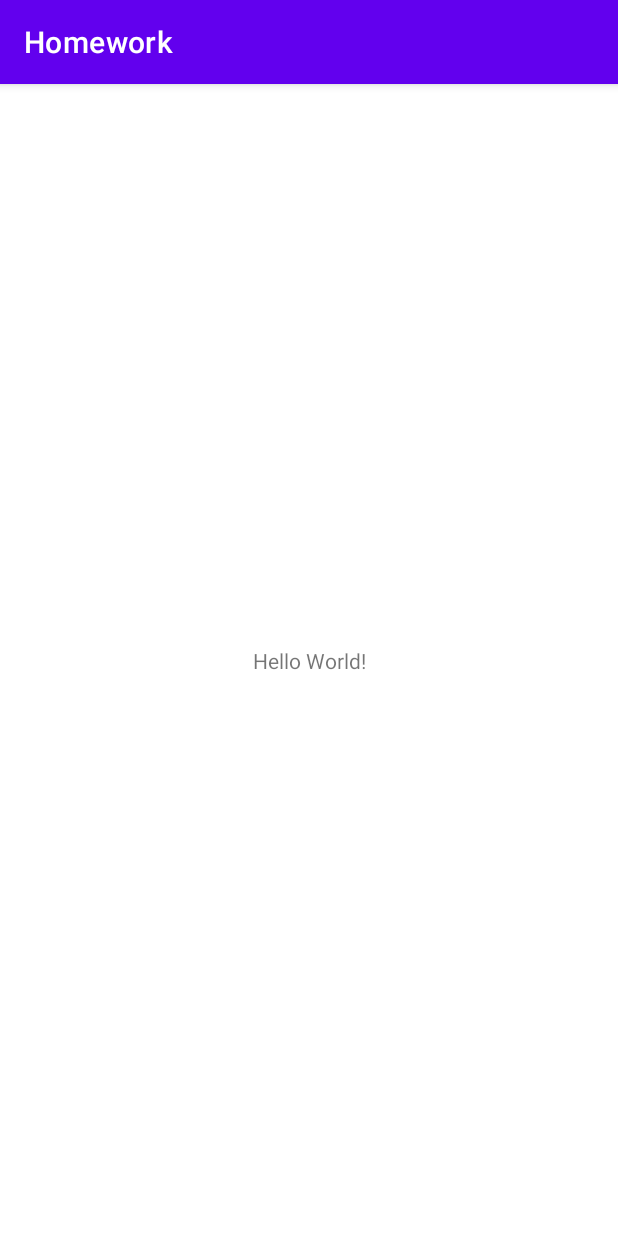
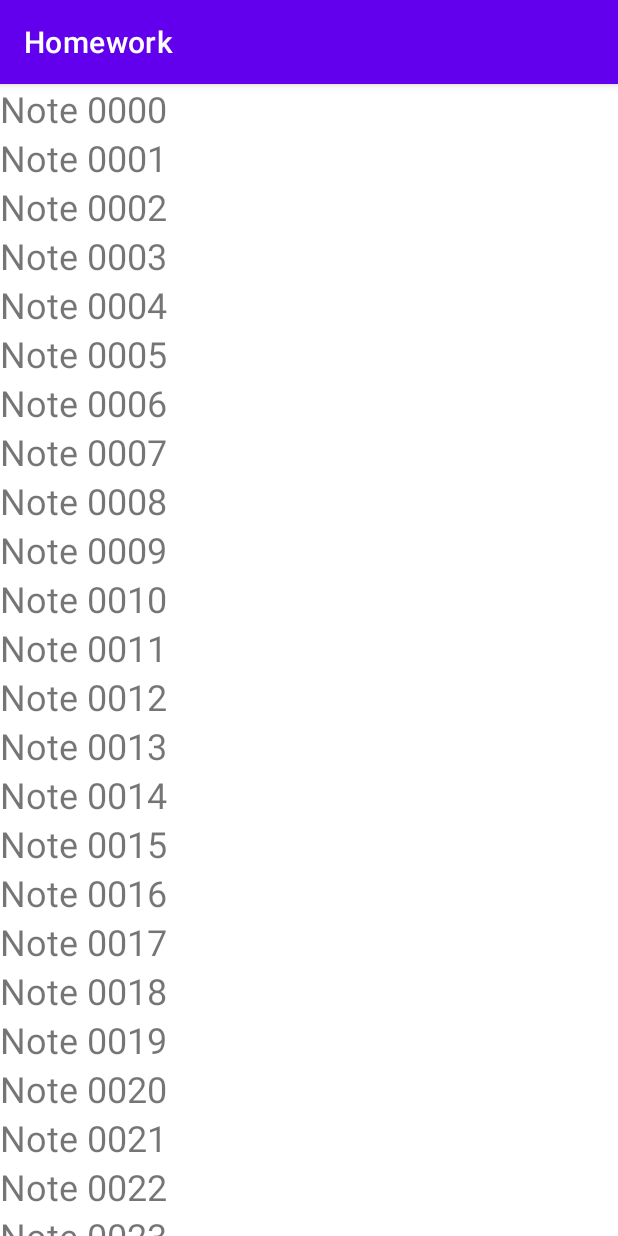
Before and after one commit to CyJimmy264/Android_Intro-Homework, an Android app: the screen it shows after launch (MainActivity), on a phone screen of 412 x 824 dp. Run offline under Robolectric (Android 15) with nearby library versions, the phone set to English and light mode, and no system bars.

Commit message:
Make NotesFragment with simple scrollable list of TextViews

```diff
--- a/app/src/main/AndroidManifest.xml
+++ b/app/src/main/AndroidManifest.xml
@@ -9,7 +9,7 @@
         android:roundIcon="@mipmap/ic_launcher_round"
         android:supportsRtl="true"
         android:theme="@style/Theme.Homework">
-        <activity android:name=".MainActivity">
+        <activity android:name=".ui.MainActivity">
             <intent-filter>
                 <action android:name="android.intent.action.MAIN" />
 
--- /dev/null
+++ b/app/src/main/java/ru/cj264/geekbrains/android_intro/homework/domain/Note.java
@@ -0,0 +1,9 @@
+package ru.cj264.geekbrains.android_intro.homework.domain;
+
+import java.time.LocalDateTime;
+
+public class Note {
+    public String title;
+    public String description;
+    public LocalDateTime creationDateTime;
+}
--- a/app/src/main/java/ru/cj264/geekbrains/android_intro/homework/MainActivity.java
+++ b/app/src/main/java/ru/cj264/geekbrains/android_intro/homework/ui/MainActivity.java
@@ -1,8 +1,10 @@
-package ru.cj264.geekbrains.android_intro.homework;
+package ru.cj264.geekbrains.android_intro.homework.ui;
 
 import androidx.appcompat.app.AppCompatActivity;
 
 import android.os.Bundle;
+
+import ru.cj264.geekbrains.android_intro.homework.R;
 
 public class MainActivity extends AppCompatActivity {
 
--- /dev/null
+++ b/app/src/main/java/ru/cj264/geekbrains/android_intro/homework/ui/NotesFragment.java
@@ -0,0 +1,95 @@
+package ru.cj264.geekbrains.android_intro.homework.ui;
+
+import android.content.res.Configuration;
+import android.os.Bundle;
+import android.util.TypedValue;
+import android.view.LayoutInflater;
+import android.view.View;
+import android.view.ViewGroup;
+import android.widget.LinearLayout;
+import android.widget.TextView;
+
+import androidx.fragment.app.Fragment;
+import androidx.annotation.NonNull;
+import androidx.annotation.Nullable;
+
+import java.util.Locale;
+
+import ru.cj264.geekbrains.android_intro.homework.R;
+import ru.cj264.geekbrains.android_intro.homework.domain.Note;
+
+public class NotesFragment extends Fragment {
+
+    public static final String STATE_CURRENT_NOTE = "CurrentNote";
+    private Note currentNote;
+    private boolean isLandscape;
+
+    @Nullable
+    @Override
+    public View onCreateView(@NonNull LayoutInflater inflater,
+                             @Nullable ViewGroup container,
+                             @Nullable Bundle savedInstanceState) {
+        return inflater.inflate(R.layout.fragment_notes, container, false);
+    }
+
+    @Override
+    public void onViewCreated(@NonNull View view, @Nullable Bundle savedInstanceState) {
+        super.onViewCreated(view, savedInstanceState);
+
+        initList(view);
+    }
+
+    @Override
+    public void onViewStateRestored(@Nullable Bundle savedInstanceState) {
+        super.onViewStateRestored(savedInstanceState);
+
+        isLandscape = getResources().getConfiguration().orientation
+                == Configuration.ORIENTATION_LANDSCAPE;
+
+        if (savedInstanceState != null) {
+            currentNote = savedInstanceState.getParcelable(STATE_CURRENT_NOTE);
+        } else {
+            currentNote = new Note();
+        }
+
+        if (isLandscape) {
+            showLandNote(currentNote);
+        }
+    }
+
+    private void initList(View view) {
+        LinearLayout layoutView = view.findViewById(R.id.linear_layout);
+
+        for (int i = 0; i < 120; i++) {
+            TextView tv = new TextView(getContext());
+            tv.setText(String.format(Locale.US, "Note %04d", i));
+            tv.setTextSize(TypedValue.COMPLEX_UNIT_SP, 24);
+            layoutView.addView(tv);
+            final int fi = i;
+            tv.setOnClickListener(new View.OnClickListener() {
+                @Override
+                public void onClick(View v) {
+                    currentNote = new Note();
+                    showNote(currentNote);
+                }
+            });
+        }
+
+    }
+
+    private void showNote(Note currentNote) {
+        if (isLandscape) {
+            showLandNote(currentNote);
+        } else {
+            showPortNote(currentNote);
+        }
+    }
+
+    private void showPortNote(Note currentNote) {
+
+    }
+
+    private void showLandNote(Note currentNote) {
+
+    }
+}
--- a/app/src/main/res/layout/activity_main.xml
+++ b/app/src/main/res/layout/activity_main.xml
@@ -4,12 +4,13 @@
     xmlns:tools="http://schemas.android.com/tools"
     android:layout_width="match_parent"
     android:layout_height="match_parent"
-    tools:context=".MainActivity">
+    tools:context=".ui.MainActivity">
 
-    <TextView
-        android:layout_width="wrap_content"
-        android:layout_height="wrap_content"
-        android:text="Hello World!"
+    <fragment
+        android:id="@+id/notes"
+        android:name="ru.cj264.geekbrains.android_intro.homework.ui.NotesFragment"
+        android:layout_width="match_parent"
+        android:layout_height="match_parent"
         app:layout_constraintBottom_toBottomOf="parent"
         app:layout_constraintLeft_toLeftOf="parent"
         app:layout_constraintRight_toRightOf="parent"
--- /dev/null
+++ b/app/src/main/res/layout/fragment_notes.xml
@@ -0,0 +1,14 @@
+<?xml version="1.0" encoding="utf-8"?>
+<androidx.core.widget.NestedScrollView xmlns:android="http://schemas.android.com/apk/res/android"
+    xmlns:tools="http://schemas.android.com/tools"
+    android:layout_width="match_parent"
+    android:layout_height="match_parent"
+    tools:context=".ui.NotesFragment">
+
+    <LinearLayout
+        android:id="@+id/linear_layout"
+        android:orientation="vertical"
+        android:layout_width="match_parent"
+        android:layout_height="wrap_content" />
+
+</androidx.core.widget.NestedScrollView>
--- /dev/null
+++ b/app/src/main/res/values/dimens.xml
@@ -0,0 +1,3 @@
+<resources>
+    <dimen name="text_margin">16dp</dimen>
+</resources>
```
